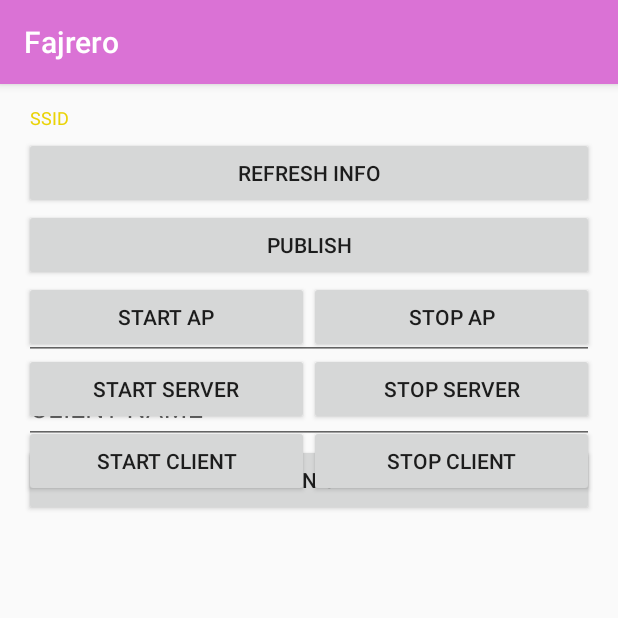
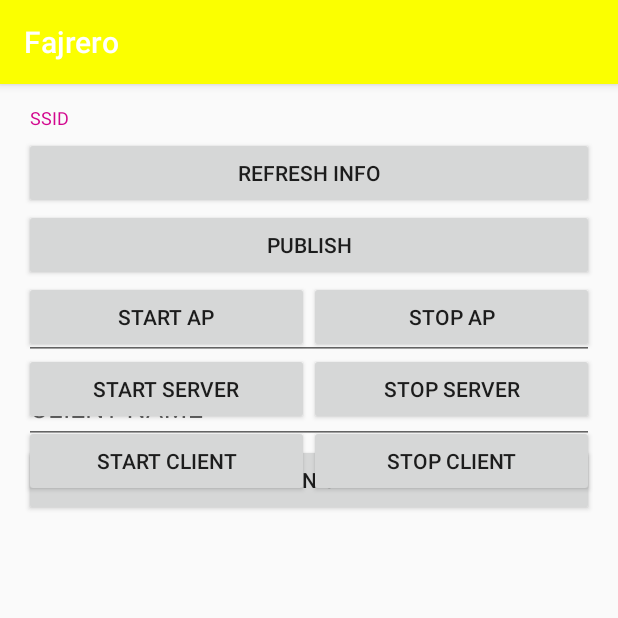
Before and after one commit to timvanginderen/fajrero, an Android app: the screen it shows after launch (MainActivity), after a tap on "PUBLISH", on a phone screen of 412 x 824 dp, the top half of it. Run offline under Robolectric (Android 15) with nearby library versions, the phone set to English and light mode, and no system bars; our stand-ins replace ButterKnife; libraries missing offline, so code that uses them is left out: com.github.pwittchen.prefser, org.eclipse.moquette, org.eclipse.paho; plain views replace SlidingUpPanelLayout; 13 statements that could not run were skipped.

Commit message:
Send EditText values as json string in mqtt message

```diff
--- a/app/src/main/java/be/tim/fajrero/MainActivity.java
+++ b/app/src/main/java/be/tim/fajrero/MainActivity.java
@@ -29,10 +29,11 @@ import org.eclipse.paho.client.mqttv3.IMqttToken;
 import org.eclipse.paho.client.mqttv3.MqttConnectOptions;
 import org.eclipse.paho.client.mqttv3.MqttException;
 import org.eclipse.paho.client.mqttv3.MqttMessage;
+import org.json.JSONException;
+import org.json.JSONObject;
 
 import java.io.IOException;
 import java.util.ArrayList;
-import java.util.concurrent.ScheduledThreadPoolExecutor;
 
 import butterknife.Bind;
 import butterknife.ButterKnife;
@@ -467,7 +468,9 @@ public class MainActivity extends AppCompatActivity {
             Log.e(TAG, "Exception thrown in publishMessage", e);
         }
 
-        MqttMessage message = new MqttMessage("Hello, I am Android Mqtt Client.".getBytes());
+        JSONObject setupInfo = getJsonSetupInfo();
+
+        MqttMessage message = new MqttMessage(setupInfo.toString().getBytes());
         message.setQos(2);
         message.setRetained(false);
         try {
@@ -481,6 +484,20 @@ public class MainActivity extends AppCompatActivity {
         } catch (Exception e) {
             Log.e(TAG, "Exception Occured", e);
         }
+    }
+
+    @NonNull
+    private JSONObject getJsonSetupInfo() {
+        JSONObject setupInfo = new JSONObject();
+        try {
+            setupInfo.put("SSID", ssid.getText().toString().trim());
+            setupInfo.put("password", password.getText().toString());
+            setupInfo.put("broker ip", broker.getText().toString().trim());
+            setupInfo.put("client name", clientName.getText().toString().trim());
+        } catch (JSONException e) {
+            Log.e(TAG, "JSONException Occured", e);
+        }
+        return setupInfo;
     }
 
     private void displayToast(String message) {
--- a/app/src/main/res/values/colors.xml
+++ b/app/src/main/res/values/colors.xml
@@ -1,6 +1,6 @@
 <?xml version="1.0" encoding="utf-8"?>
 <resources>
-    <color name="colorPrimary">#da72d5</color>
-    <color name="colorPrimaryDark">#760758</color>
-    <color name="colorAccent">#ead306</color>
+    <color name="colorPrimary">#fbff00</color>
+    <color name="colorPrimaryDark">#b61517</color>
+    <color name="colorAccent">#d2078e</color>
 </resources>
```
